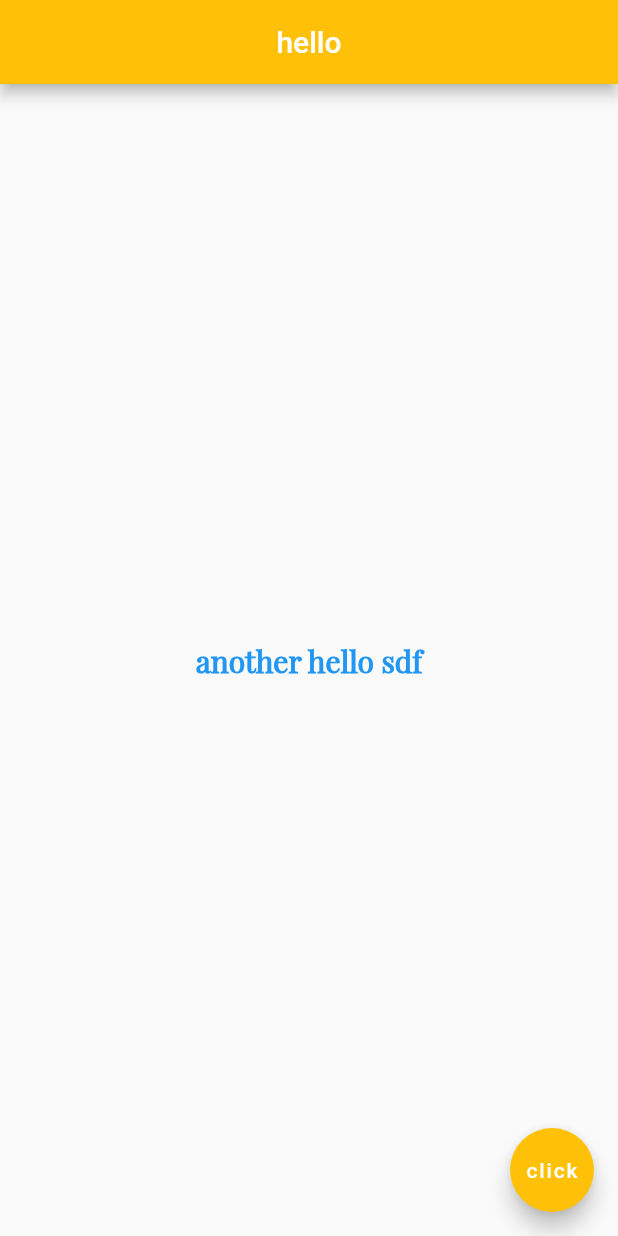
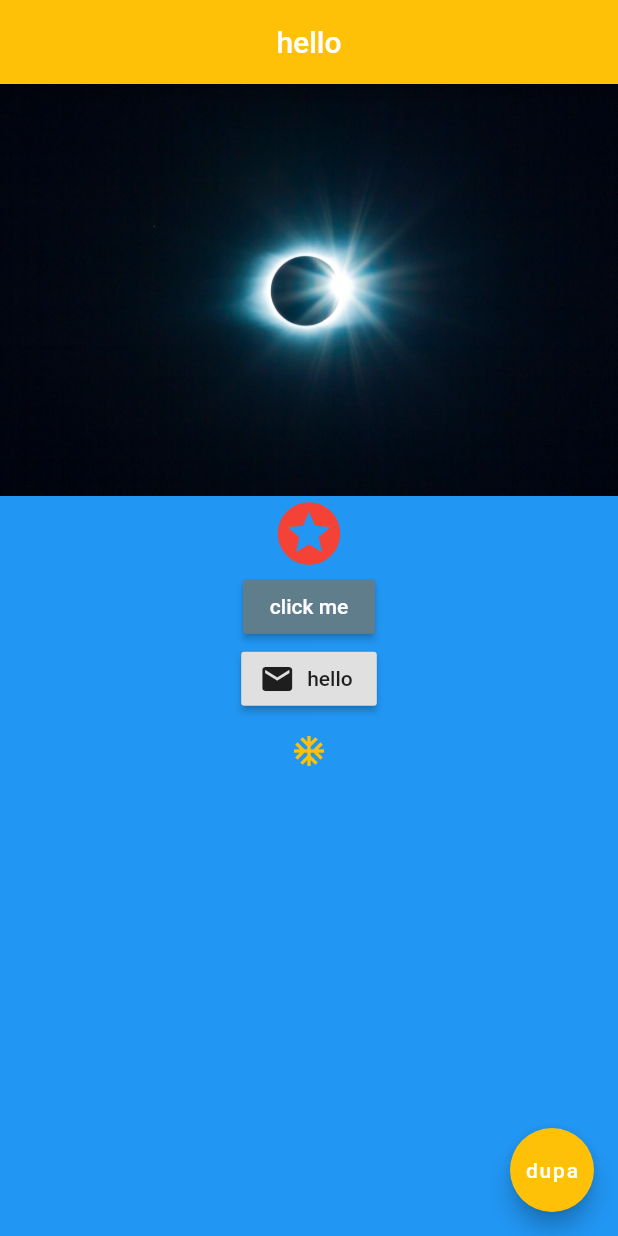
Before and after one commit to adamgajzlerowicz/flutter-tutorial, a Flutter app: the screen it shows after launch, on a phone screen of 412 x 824 dp. Run offline on Flutter 3.47's test engine with Material 2 defaults, Android fonts, the phone set to English and light mode, and no system bars.

Commit message:
super fun

```diff
--- a/lib/main.dart
+++ b/lib/main.dart
@@ -1,3 +1,4 @@
+import 'package:flutter/cupertino.dart';
 import 'package:flutter/material.dart';
 
 void main() => runApp(MaterialApp(home: Home()));
@@ -12,17 +13,32 @@ class Home extends StatelessWidget {
         backgroundColor: Colors.amber,
       ),
       body: Center(
-          child: Text(
-        "another hello sdf",
-        style: TextStyle(
-            fontSize: 20,
-            fontWeight: FontWeight.bold,
-            fontFamily: 'Playfair',
-            color: Colors.blue),
-      )),
+          child: Container(
+              color: Colors.blue,
+              child: Column(children: [
+                Image.asset("images/space3.jpeg"),
+                Icon(Icons.stars, color: Colors.red, size: 50),
+                RaisedButton(
+                  onPressed: () {
+                    print('hello');
+                  },
+                  child: Text("click me"),
+                  color: Colors.blueGrey,
+                  textColor: Colors.white,
+                ),
+                RaisedButton.icon(
+                    onPressed: () {},
+                    icon: Icon(Icons.mail),
+                    label: Text('hello')),
+                IconButton(
+                  onPressed: () {},
+                  icon: Icon(Icons.ac_unit),
+                  color: Colors.amber,
+                )
+              ]))),
       floatingActionButton: FloatingActionButton(
         onPressed: () {},
-        child: Text("click"),
+        child: Text("dupa"),
         backgroundColor: Colors.amber,
       ),
     );
```
Also changed, not shown: pubspec.yaml (+3 -4 lines), images/space1.jpeg (added), images/space2.jpeg (added), images/space3.jpeg (added).
